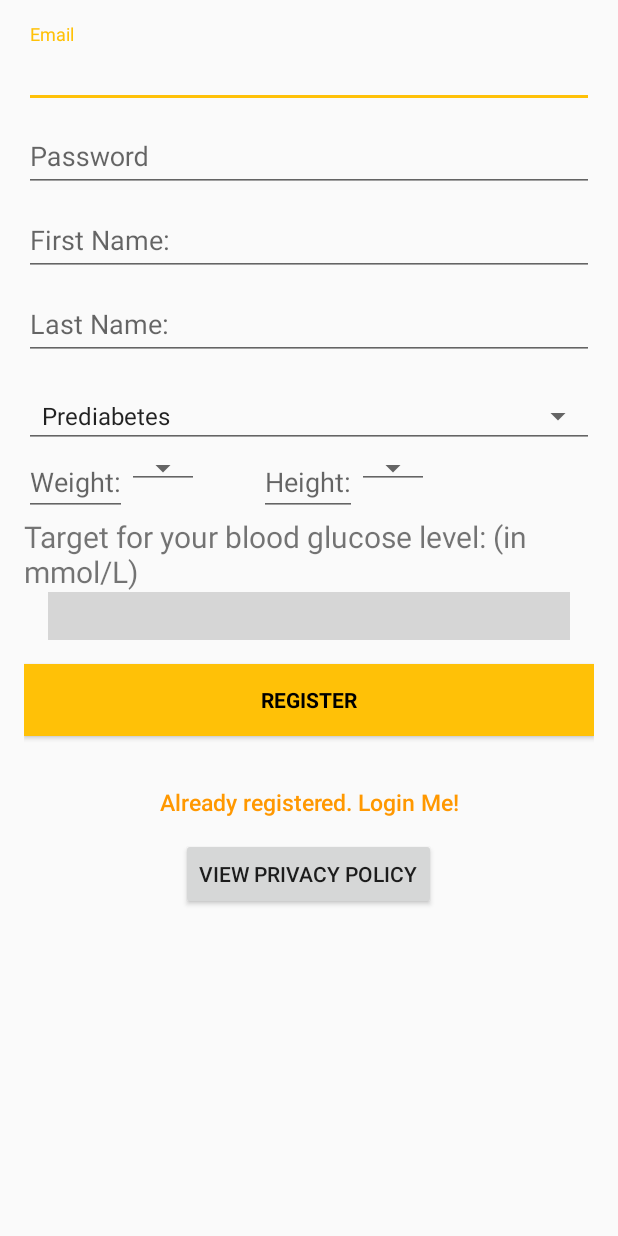
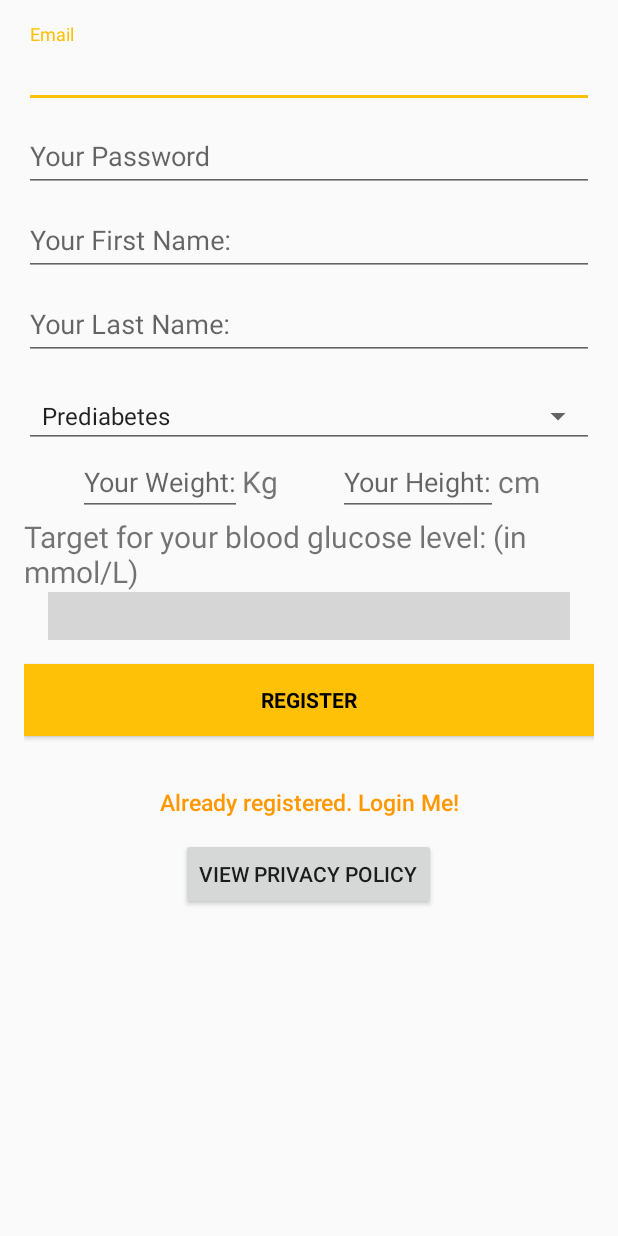
Before and after one commit to VolcanicSlippers/sugarcontrol, an Android app: the screen it shows after launch (SignupActivity), after a tap on "Join now", on a phone screen of 412 x 824 dp. Run offline under Robolectric (Android 15) with nearby library versions, the light colour scheme and no system bars; our stand-ins replace Firebase (no records; nobody signed in at launch, a user with empty details on screens opened directly); libraries missing offline, so code that uses them is left out: com.appyvet.materialrangebar, com.transitionseverywhere, com.transitionseverywhere.extra; plain views replace RangeBar; 5 statements that could not run were skipped; 1 other tap on this screen came first; grey boxes are pictures that could not be loaded.

Commit message:
ensure that the user can enter their height and weight. testing must be done hwoever

```diff
--- a/app/src/main/res/layout/activity_signup.xml
+++ b/app/src/main/res/layout/activity_signup.xml
@@ -99,24 +99,27 @@
         <LinearLayout
             android:layout_width="match_parent"
             android:orientation="horizontal"
+            android:gravity="center"
             android:layout_height="wrap_content">
 
             <EditText
+                android:gravity="left"
                 android:id="@+id/weight"
                 android:layout_width="wrap_content"
                 android:layout_height="wrap_content"
                 android:hint="@string/weight"
                 android:inputType="numberDecimal"
                 android:maxLines="1"
+                android:maxLength="6"
                 android:singleLine="true"
                 android:textColor="@color/colorPrimary"  />
 
-            <Spinner
-                android:id="@+id/spinner_weight"
-                style="@style/Widget.AppCompat.Spinner.Underlined"
+            <TextView
                 android:layout_width="wrap_content"
-                android:hint="@string/diabetes_type"
-                android:layout_height="wrap_content"/>
+                android:layout_height="wrap_content"
+                android:textSize="20sp"
+                android:text="@string/kg"/>
+
             <EditText
                 android:layout_marginLeft="40dp"
                 android:id="@+id/height"
@@ -125,16 +128,15 @@
                 android:hint="@string/height"
                 android:inputType="numberDecimal"
                 android:maxLines="1"
+                android:maxLength="6"
                 android:singleLine="true"
                 android:textColor="@color/colorPrimary"  />
 
-            <Spinner
-                android:id="@+id/spinner_height"
-                style="@style/Widget.AppCompat.Spinner.Underlined"
+            <TextView
                 android:layout_width="wrap_content"
-                android:hint="@string/diabetes_type"
-                android:layout_height="wrap_content"/>
-
+                android:layout_height="wrap_content"
+                android:textSize="20sp"
+                android:text="@string/cm"/>
 
         </LinearLayout>
 
--- a/app/src/main/res/values/strings.xml
+++ b/app/src/main/res/values/strings.xml
@@ -29,6 +29,8 @@
     <string name="send_password_reset_email">Send Password reset email</string>
     <string name="remove_user">Remove user</string>
     <string name="new_pass">New Password</string>
+    <string name="kg">Kg</string>
+    <string name="cm">cm</string>
 
     //AfterSignUp
     <string name="about_alpha_test">Welcome to Sugar Control!</string>
@@ -82,14 +84,14 @@
 
 
     //settings
-    <string name="first_name">First Name:</string>
-    <string name="last_name">Last Name:</string>
-    <string name="height">Height:</string>
-    <string name="weight">Weight:</string>
-    <string name="hint_email">Email</string>
-    <string name="hint_password">Password</string>
+    <string name="first_name">Your First Name:</string>
+    <string name="last_name">Your Last Name:</string>
+    <string name="height">Your Height:</string>
+    <string name="weight">Your Weight:</string>
+    <string name="hint_email">Your Email</string>
+    <string name="hint_password">Your Password</string>
     <string name="save_personal_settings">Save \n Personal Settings</string>
-    <string name="diabetes_type_settings">Diabetes type:</string>
+    <string name="diabetes_type_settings">Your Diabetes type:</string>
     <string name="bgl_range">What range will you aim to keep your blood sugar levels in?</string>
 
 
```
Also changed, not shown: app/src/main/java/com/karimtimer/sugarcontrol/userAccount/SignupActivity.java (+18 -27 lines).
